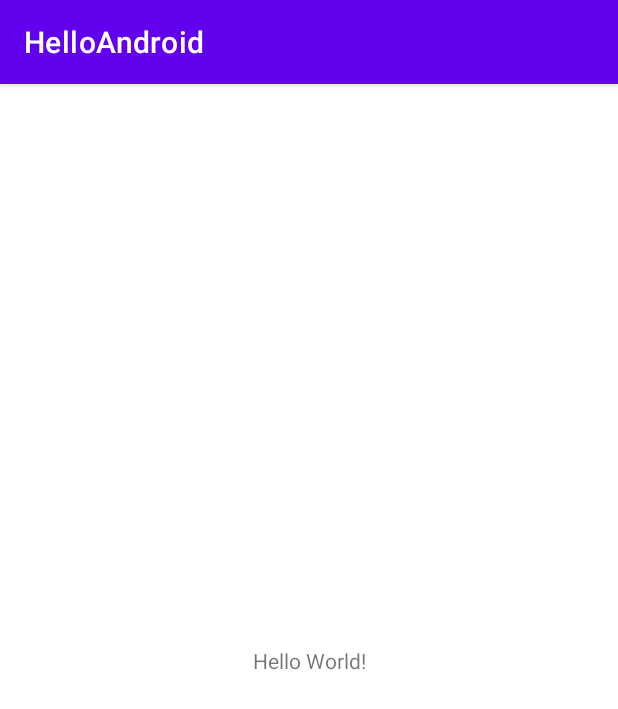
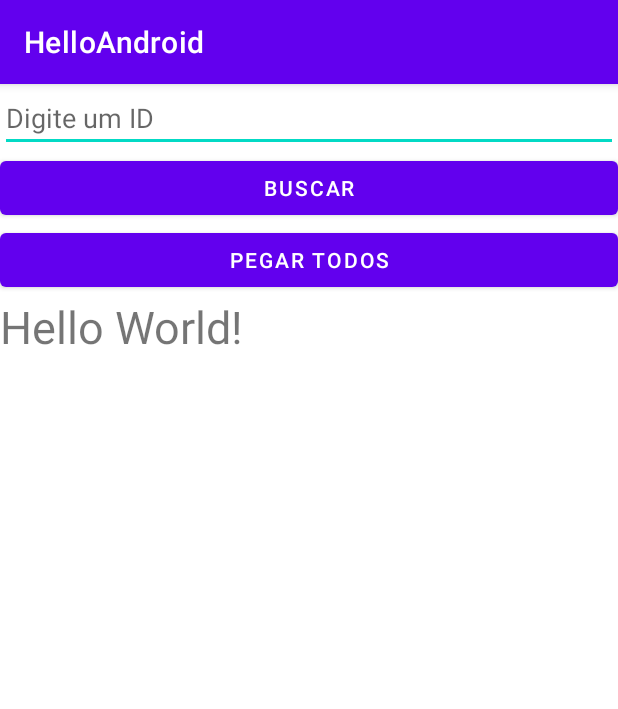
Before and after one commit to MirellaLDS/RecodeProjects, an Android app: the screen it shows after launch (MainActivity), on a phone screen of 412 x 824 dp. Shown: the top 709 px of the screen. Run offline under Robolectric (Android 15) with nearby library versions, the phone set to English and light mode, and no system bars.

```diff
--- a/app/build.gradle
+++ b/app/build.gradle
@@ -30,6 +30,10 @@ android {
 
 dependencies {
 
+//    Requests
+    implementation 'com.squareup.retrofit2:retrofit:2.3.0'
+    implementation 'com.squareup.retrofit2:converter-jackson:2.3.0'
+
     implementation 'androidx.appcompat:appcompat:1.2.0'
     implementation 'com.google.android.material:material:1.3.0'
     implementation 'androidx.constraintlayout:constraintlayout:2.0.4'
--- a/app/src/main/AndroidManifest.xml
+++ b/app/src/main/AndroidManifest.xml
@@ -1,6 +1,8 @@
 <?xml version="1.0" encoding="utf-8"?>
 <manifest xmlns:android="http://schemas.android.com/apk/res/android"
     package="com.example.helloandroid">
+
+    <uses-permission android:name="android.permission.INTERNET" />
 
     <application
         android:allowBackup="true"
--- a/app/src/main/res/layout/activity_main.xml
+++ b/app/src/main/res/layout/activity_main.xml
@@ -6,13 +6,47 @@
     android:layout_height="match_parent"
     tools:context=".MainActivity">
 
-    <TextView
-        android:layout_width="wrap_content"
+    <EditText
+        android:id="@+id/edBuscar"
+        android:layout_width="match_parent"
         android:layout_height="wrap_content"
-        android:text="Hello World!"
+        android:hint="Digite um ID"
+        android:inputType="number"
+        app:layout_constraintTop_toTopOf="parent"
+        tools:layout_editor_absoluteX="0dp" />
+
+    <Button
+        android:id="@+id/btBuscar"
+        android:layout_width="match_parent"
+        android:layout_height="wrap_content"
+        android:onClick="executarRequest"
+        android:text="Buscar"
+        app:layout_constraintTop_toBottomOf="@id/edBuscar" />
+
+    <Button
+        android:id="@+id/btBuscarTodos"
+        android:layout_width="match_parent"
+        android:layout_height="wrap_content"
+        android:onClick="pegarTodos"
+        android:text="pegar Todos"
+        app:layout_constraintTop_toBottomOf="@id/btBuscar" />
+
+    <androidx.core.widget.NestedScrollView
+        android:layout_width="match_parent"
+        android:layout_height="0dp"
+        android:orientation="vertical"
         app:layout_constraintBottom_toBottomOf="parent"
         app:layout_constraintLeft_toLeftOf="parent"
         app:layout_constraintRight_toRightOf="parent"
-        app:layout_constraintTop_toTopOf="parent" />
+        app:layout_constraintTop_toBottomOf="@id/btBuscarTodos">
+
+        <TextView
+            android:id="@+id/textView"
+            android:layout_width="wrap_content"
+            android:layout_height="0dp"
+            android:text="Hello World!"
+            android:textSize="30sp" />
+
+    </androidx.core.widget.NestedScrollView>
 
 </androidx.constraintlayout.widget.ConstraintLayout>
```
Also changed, not shown: app/src/main/java/com/example/helloandroid/Curso.java (added, +28 -0 lines), app/src/main/java/com/example/helloandroid/CursoService.java (added, +17 -0 lines), app/src/main/java/com/example/helloandroid/MainActivity.java (+71 -1 lines), app/src/main/java/com/example/helloandroid/RetrofitConfig.java (added, +21 -0 lines).
